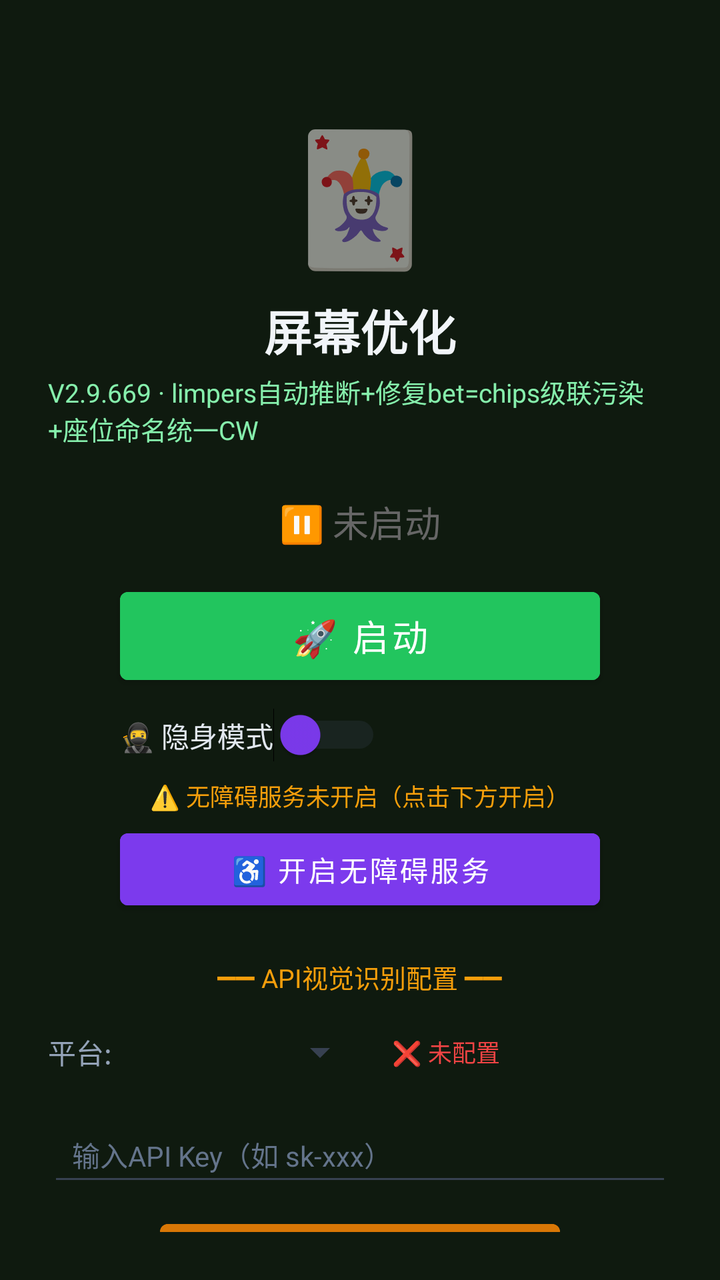
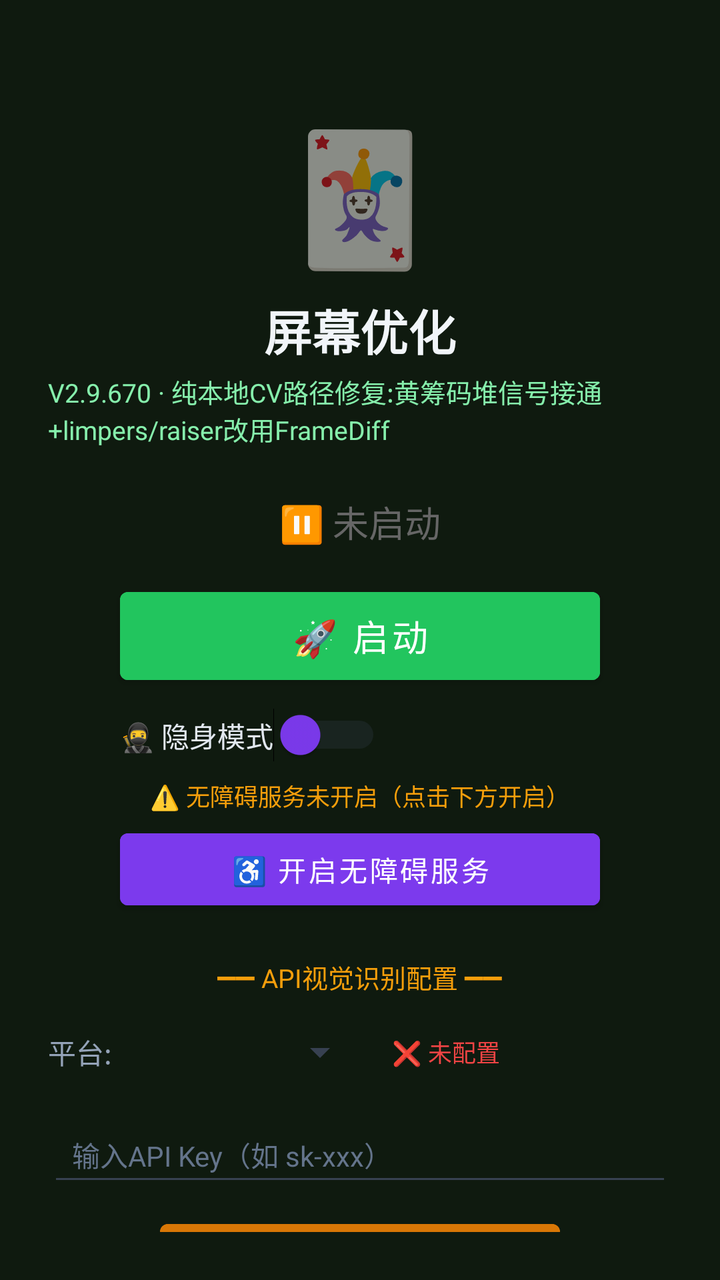

Compare the two renders of this Android layout. The source of the first and the diff that turns it into the second are given below.
<!-- AndroidManifest.xml: activity theme Theme.MjScreenshot -->
<!-- res/layout/activity_main.xml -->
<?xml version="1.0" encoding="utf-8"?>
<LinearLayout xmlns:android="http://schemas.android.com/apk/res/android"
    android:layout_width="match_parent"
    android:layout_height="match_parent"
    android:orientation="vertical"
    android:background="#0f1a0f"
    android:padding="24dp"
    android:gravity="center_horizontal">

    <TextView
        android:layout_width="wrap_content"
        android:layout_height="wrap_content"
        android:text="🃏"
        android:textSize="64sp"
        android:layout_marginTop="30dp" />

    <TextView
        android:layout_width="wrap_content"
        android:layout_height="wrap_content"
        android:text="屏幕优化"
        android:textSize="24sp"
        android:textColor="#f1f5f9"
        android:textStyle="bold"
        android:layout_marginTop="8dp" />

    <TextView
        android:layout_width="wrap_content"
        android:layout_height="wrap_content"
        android:text="V2.9.669 · limpers自动推断+修复bet=chips级联污染+座位命名统一CW"
        android:textSize="13sp"
        android:textColor="#86efac"
        android:layout_marginTop="4dp" />

    <TextView
        android:id="@+id/tvStatus"
        android:layout_width="wrap_content"
        android:layout_height="wrap_content"
        android:text="⏸ 未启动"
        android:textSize="18sp"
        android:textColor="#666666"
        android:layout_marginTop="24dp" />

    <Button
        android:id="@+id/btnStart"
        android:layout_width="240dp"
        android:layout_height="56dp"
        android:text="🚀 启动"
        android:textSize="18sp"
        android:textColor="#ffffff"
        android:backgroundTint="#22c55e"
        android:layout_marginTop="16dp" />

    <Button
        android:id="@+id/btnHelper"
        android:layout_width="240dp"
        android:layout_height="56dp"
        android:text="🃏 打开智囊"
        android:textSize="16sp"
        android:textColor="#ffffff"
        android:backgroundTint="#16a34a"
        android:layout_marginTop="12dp"
        android:visibility="gone" />

    
    <LinearLayout
        android:layout_width="240dp"
        android:layout_height="wrap_content"
        android:orientation="horizontal"
        android:gravity="center_vertical"
        android:layout_marginTop="8dp">

        <Switch
            android:id="@+id/switchStealth"
            android:layout_width="wrap_content"
            android:layout_height="wrap_content"
            android:text="🥷 隐身模式"
            android:textColor="#e2e8f0"
            android:textSize="14sp"
            android:thumbTint="#7c3aed"
            android:trackTint="#374151" />
    </LinearLayout>

    <TextView
        android:id="@+id/tvAccessibilityStatus"
        android:layout_width="wrap_content"
        android:layout_height="wrap_content"
        android:text="⚠️ 无障碍服务未开启（点击下方开启）"
        android:textSize="12sp"
        android:textColor="#f59e0b"
        android:layout_marginTop="8dp"
        android:gravity="center" />

    <Button
        android:id="@+id/btnAccessibility"
        android:layout_width="240dp"
        android:layout_height="48dp"
        android:text="♿ 开启无障碍服务"
        android:textSize="14sp"
        android:textColor="#ffffff"
        android:backgroundTint="#7c3aed"
        android:layout_marginTop="4dp" />

    <TextView
        android:layout_width="wrap_content"
        android:layout_height="wrap_content"
        android:text="━━ API视觉识别配置 ━━"
        android:textSize="13sp"
        android:textColor="#f59e0b"
        android:layout_marginTop="20dp" />

    <LinearLayout
        android:layout_width="match_parent"
        android:layout_height="wrap_content"
        android:orientation="horizontal"
        android:layout_marginTop="8dp"
        android:gravity="center_vertical">

        <TextView
            android:layout_width="wrap_content"
            android:layout_height="wrap_content"
            android:text="平台:"
            android:textSize="14sp"
            android:textColor="#94a3b8" />

        <Spinner
            android:id="@+id/spinnerProvider"
            android:layout_width="120dp"
            android:layout_height="40dp"
            android:layout_marginStart="8dp"
            android:backgroundTint="#374151" />

        <TextView
            android:id="@+id/tvApiStatus"
            android:layout_width="wrap_content"
            android:layout_height="wrap_content"
            android:text="❌ 未配置"
            android:textSize="12sp"
            android:textColor="#ef4444"
            android:layout_marginStart="12dp" />
    </LinearLayout>

    <EditText
        android:id="@+id/etApiKey"
        android:layout_width="match_parent"
        android:layout_height="44dp"
        android:hint="输入API Key（如 sk-xxx）"
        android:textSize="14sp"
        android:textColor="#e2e8f0"
        android:textColorHint="#64748b"
        android:backgroundTint="#374151"
        android:inputType="textPassword"
        android:layout_marginTop="8dp"
        android:paddingStart="12dp"
        android:paddingEnd="12dp" />

    <Button
        android:id="@+id/btnSaveApi"
        android:layout_width="200dp"
        android:layout_height="44dp"
        android:text="💾 保存API配置"
        android:textSize="14sp"
        android:textColor="#ffffff"
        android:backgroundTint="#d97706"
        android:layout_marginTop="8dp" />

    <TextView
        android:id="@+id/tvHint"
        android:layout_width="wrap_content"
        android:layout_height="wrap_content"
        android:text="先点上方按钮启动截屏"
        android:textSize="13sp"
        android:textColor="#666666"
        android:layout_marginTop="12dp"
        android:gravity="center" />

    <TextView
        android:layout_width="wrap_content"
        android:layout_height="wrap_content"
        android:text="使用步骤：\n1. 配置API Key（支持OpenAI/通义千问VL/硅基流动）\n2. 点「开启无障碍服务」→ 开启\n3. 开启「🥷隐身模式」(反检测)\n4. 点「启动」→ 允许悬浮窗\n5. 打牌时点屏幕上的🎯悬浮球即可截屏识别\n★ 拖动悬浮球可移到不挡牌的位置 ★\n★ 长按悬浮球可展开/收起详细面板 ★\n★ 悬浮球边框颜色=建议：绿=加注 橙=跟注 红=弃牌 ★"
        android:textSize="12sp"
        android:textColor="#64748b"
        android:layout_marginTop="12dp"
        android:lineSpacingExtra="3dp" />

</LinearLayout>
<!-- resources referenced by this layout -->
<resources>
  <style name="Theme.MjScreenshot" parent="Theme.MaterialComponents.DayNight.DarkActionBar">
          <item name="colorPrimary">#1e40af</item>
          <item name="colorPrimaryVariant">#1e3a8a</item>
          <item name="colorOnPrimary">#ffffff</item>
          <item name="android:statusBarColor">#0f172a</item>
      </style>
</resources>

<!-- the commit's change to res/layout/activity_main.xml (unified diff, before → after) -->
@@ -26,7 +26,7 @@
     <TextView
         android:layout_width="wrap_content"
         android:layout_height="wrap_content"
-        android:text="V2.9.669 · limpers自动推断+修复bet=chips级联污染+座位命名统一CW"
+        android:text="V2.9.670 · 纯本地CV路径修复:黄筹码堆信号接通+limpers/raiser改用FrameDiff"
         android:textSize="13sp"
         android:textColor="#86efac"
         android:layout_marginTop="4dp" />
